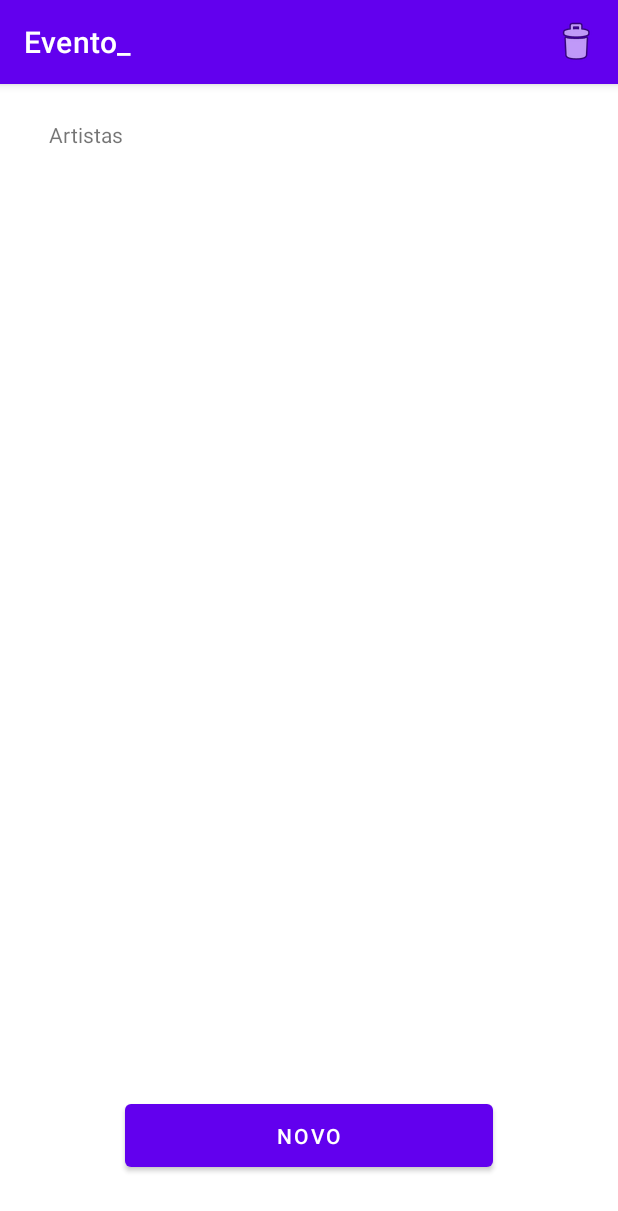
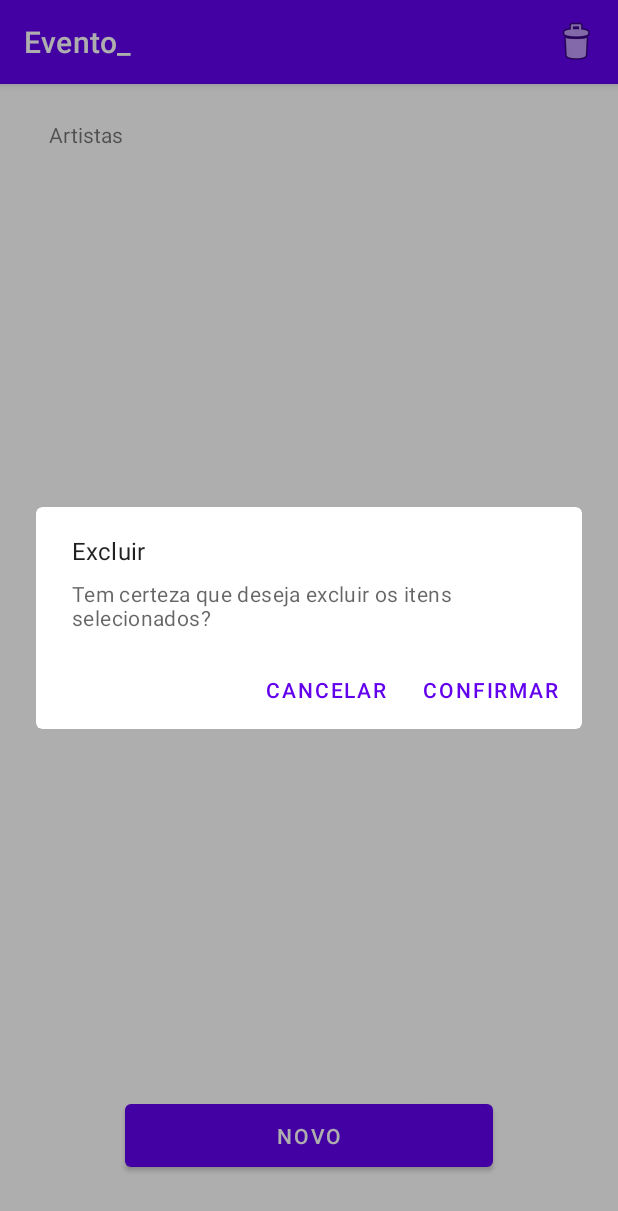
Before and after one commit to EmanuelCChagas/Evento_, an Android app: the TelaArtistasActivity screen opened directly, with no data from a screen before it, after a tap on "lixoArtista", on a phone screen of 412 x 824 dp. Shown: the top 1211 px of the screen. Run offline under Robolectric (Android 15) with nearby library versions, the phone set to English and light mode, and no system bars; our stand-ins replace Firebase (no records; nobody signed in at launch, a user with empty details on screens opened directly).

Commit message:
Dialog confirmacao exclusao

```diff
--- a/app/src/main/java/com/howiv/evento_/TelaArtistasActivity.java
+++ b/app/src/main/java/com/howiv/evento_/TelaArtistasActivity.java
@@ -1,22 +1,20 @@
 package com.howiv.evento_;
 
 import androidx.annotation.NonNull;
+import androidx.annotation.RequiresApi;
 import androidx.appcompat.app.AppCompatActivity;
 import androidx.constraintlayout.widget.ConstraintLayout;
 import androidx.recyclerview.widget.LinearLayoutManager;
 import androidx.recyclerview.widget.RecyclerView;
 
 import android.content.Intent;
+import android.os.Build;
 import android.os.Bundle;
-import android.os.Looper;
 import android.util.Log;
 import android.view.Menu;
 import android.view.MenuItem;
 import android.view.View;
-import android.view.ViewParent;
-import android.widget.Button;
-import android.widget.CheckBox;
-import android.widget.TextView;
+import android.widget.Toast;
 
 import com.google.firebase.database.DataSnapshot;
 import com.google.firebase.database.DatabaseError;
@@ -24,14 +22,15 @@ import com.google.firebase.database.DatabaseReference;
 
 import java.util.ArrayList;
 import java.util.List;
-import java.util.Timer;
-import java.util.TimerTask;
+import java.util.stream.Collectors;
 
 import com.google.firebase.database.FirebaseDatabase;
 import com.google.firebase.database.ValueEventListener;
 import com.howiv.evento_.adapter.ArtistaAdapter;
 import com.howiv.evento_.model.Artista;
+import com.howiv.evento_.utils.ConfirmDialog;
 
+@RequiresApi(api = Build.VERSION_CODES.N)
 public class TelaArtistasActivity extends AppCompatActivity {
 
     List<Artista> artistas = new ArrayList<>();
@@ -95,13 +94,30 @@ public class TelaArtistasActivity extends AppCompatActivity {
         return super.onCreateOptionsMenu(menu);
     }
 
+    public void confirmaExclusaoDeArtistasSelecionados() {
+        // excluir os selecionados
+        if (artistasParaExcluir.isEmpty()) {
+            artistasParaExcluir.add(new Artista(null, "Super-Man", null));
+            artistasParaExcluir.add(new Artista(null, "Wonderwoman", null));
+        }
+
+        List<String> nomes = artistasParaExcluir.stream()
+                .map(a -> a.getNome())
+                .collect(Collectors.toList());
+
+        String nomesToast = String.join("\r\n", nomes);
+
+
+        Toast.makeText(this, nomesToast, Toast.LENGTH_LONG).show();
+    }
+
     @Override
     public boolean onOptionsItemSelected(@NonNull MenuItem item) {
         if(item.getItemId() == R.id.itemLixoArtista){
             obterArtistaListaExcluir();
-              if(artistasParaExcluir.size() > 0){
-                    //mostrar dialog para excluir
-              }
+//              if(artistasParaExcluir.size() > 0){
+                  ConfirmDialog.confirmDelete(this, this::confirmaExclusaoDeArtistasSelecionados);
+//              }
         }
         return super.onOptionsItemSelected(item);
     }
--- /dev/null
+++ b/app/src/main/java/com/howiv/evento_/utils/ConfirmDialog.java
@@ -0,0 +1,17 @@
+package com.howiv.evento_.utils;
+
+import android.content.Context;
+import com.google.android.material.dialog.MaterialAlertDialogBuilder;
+
+public class ConfirmDialog {
+
+    public static void confirmDelete(Context context, Runnable callback) {
+        new MaterialAlertDialogBuilder(context)
+                .setTitle("Excluir")
+                .setMessage("Tem certeza que deseja excluir os itens selecionados?")
+                .setPositiveButton("Confirmar", (dialog, which) -> callback.run())
+                .setNegativeButton("Cancelar", (dialog, which) -> dialog.cancel())
+                .show();
+    }
+
+}
```
Also changed, not shown: 2 other files.
